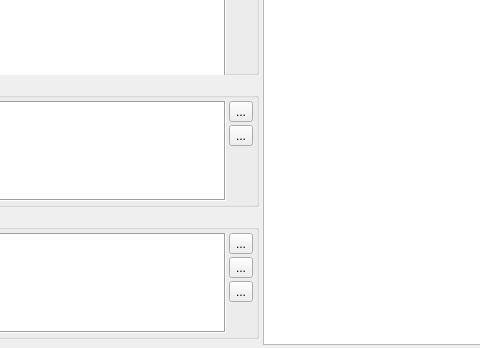
imgag/ngs-bits, file src/GSvar/ProcessedSampleWidget.ui: the form before one commit; both pictures show x 361 to 841 and y 602 to 950 of the 950 by 950 pixel window.
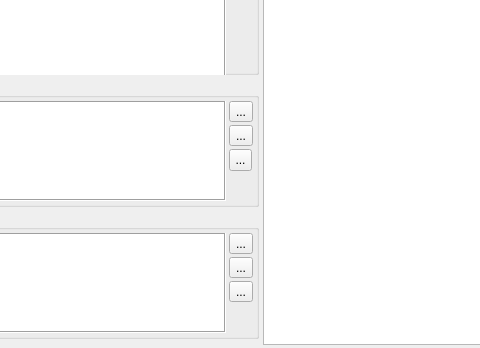
The form after the commit. Icons and pictures are not drawn. Custom widgets are drawn as their Qt base class.

Commit message: GSvar: added import of sample relations from GenLab.

```diff
--- a/src/GSvar/ProcessedSampleWidget.ui
+++ b/src/GSvar/ProcessedSampleWidget.ui
@@ -1082,7 +1082,28 @@
              </widget>
             </item>
             <item>
-             <widget class="QWidget" name="widget_3" native="true"/>
+             <widget class="QWidget" name="widget_3" native="true">
+              <widget class="QToolButton" name="genlab_relations_btn">
+               <property name="geometry">
+                <rect>
+                 <x>0</x>
+                 <y>0</y>
+                 <width>23</width>
+                 <height>22</height>
+                </rect>
+               </property>
+               <property name="toolTip">
+                <string>&lt;html&gt;&lt;head/&gt;&lt;body&gt;&lt;p&gt;Import sample relations from GenLab.&lt;/p&gt;&lt;/body&gt;&lt;/html&gt;</string>
+               </property>
+               <property name="text">
+                <string>...</string>
+               </property>
+               <property name="icon">
+                <iconset resource="GSvar.qrc">
+                 <normaloff>:/Icons/GenLab.png</normaloff>:/Icons/GenLab.png</iconset>
+               </property>
+              </widget>
+             </widget>
             </item>
            </layout>
           </item>
```
Left out of the diff: 2 changed lines with no effect on the pictures. The commit also changes 10 other files.
